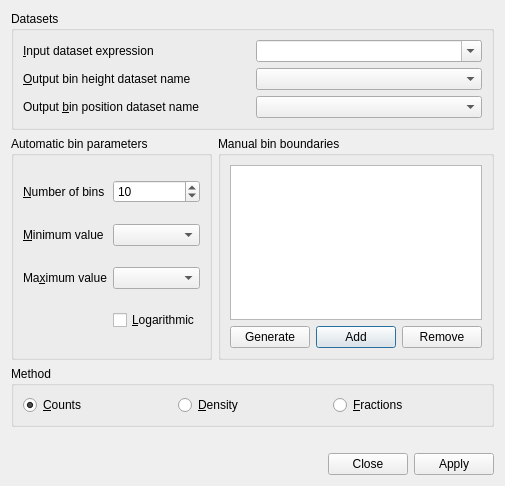
This is dialogs/histodata.ui in veusz/veusz as Qt 5 draws it before an edit. The edited form follows.
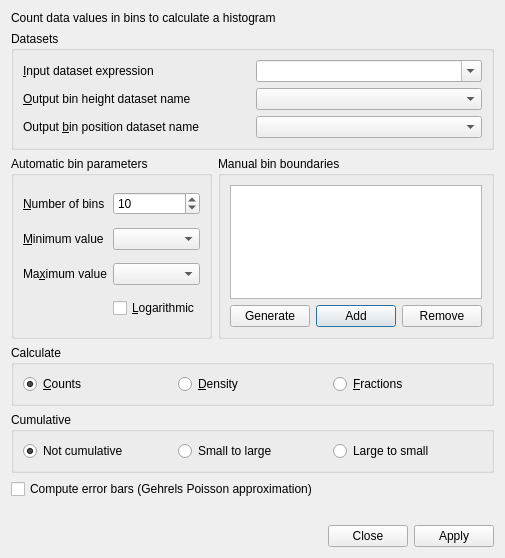
This is the edited form. Custom widgets are drawn as their Qt base class.

Commit message: Add cumulative option to histogram and also allow Poission error bars to be computed

Diff of the .ui file:
```diff
--- a/dialogs/histodata.ui
+++ b/dialogs/histodata.ui
@@ -7,13 +7,20 @@
     <x>0</x>
     <y>0</y>
     <width>472</width>
-    <height>486</height>
+    <height>558</height>
    </rect>
   </property>
   <property name="windowTitle">
    <string>Histogram data</string>
   </property>
   <layout class="QVBoxLayout" name="verticalLayout">
+   <item>
+    <widget class="QLabel" name="label_7">
+     <property name="text">
+      <string>Count data values in bins to calculate a histogram</string>
+     </property>
+    </widget>
+   </item>
    <item>
     <widget class="QGroupBox" name="groupBox">
      <property name="title">
@@ -174,7 +181,7 @@
    <item>
     <widget class="HistoryGroupBox" name="methodGroup">
      <property name="title">
-      <string>Method</string>
+      <string>Calculate</string>
      </property>
      <layout class="QHBoxLayout" name="horizontalLayout_2">
       <item>
@@ -213,6 +220,46 @@
      </layout>
     </widget>
    </item>
+   <item>
+    <widget class="HistoryGroupBox" name="cumlGroup">
+     <property name="title">
+      <string>Cumulative</string>
+     </property>
+     <layout class="QHBoxLayout" name="horizontalLayout_3">
+      <item>
+       <widget class="QRadioButton" name="cumlOff">
+        <property name="text">
+         <string>Not cumulative</string>
+        </property>
+        <property name="checked">
+         <bool>true</bool>
+        </property>
+       </widget>
+      </item>
+      <item>
+       <widget class="QRadioButton" name="cumlStoL">
+        <property name="text">
+         <string>Small to large</string>
+        </property>
+       </widget>
+      </item>
+      <item>
+       <widget class="QRadioButton" name="cumlLtoS">
+        <property name="text">
+         <string>Large to small</string>
+        </property>
+       </widget>
+      </item>
+     </layout>
+    </widget>
+   </item>
+   <item>
+    <widget class="HistoryCheck" name="errorBars">
+     <property name="text">
+      <string>Compute error bars (Gehrels Poisson approximation)</string>
+     </property>
+    </widget>
+   </item>
    <item>
     <widget class="QLabel" name="statuslabel">
      <property name="text">
```
Left out of the diff: 12 changed lines with no effect on the pictures. The commit also changes 3 other files.
